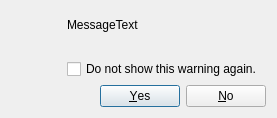
Before: the Qt Designer form src/gui/qt/mymessagedialog.ui in pokerth/pokerth, drawn with Qt 5.
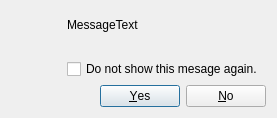
After: the same form once the commit is applied.

Commit message: leave game to lobby message bugfix, move connected players list in lobby back to top again

The edit to the form file:
```diff
--- a/src/gui/qt/mymessagedialog.ui
+++ b/src/gui/qt/mymessagedialog.ui
@@ -51,10 +51,10 @@
        </property>
       </spacer>
      </item>
-     <item row="2" column="0" >
-      <widget class="QCheckBox" name="checkBox" >
-       <property name="text" >
-        <string>Do not show this warning again.</string>
+     <item row="2" column="0">
+      <widget class="QCheckBox" name="checkBox">
+       <property name="text">
+        <string>Do not show this mesage again.</string>
        </property>
       </widget>
      </item>
```
Left out of the diff: 61 changed lines with no effect on the pictures. The commit also changes 2 other files.
